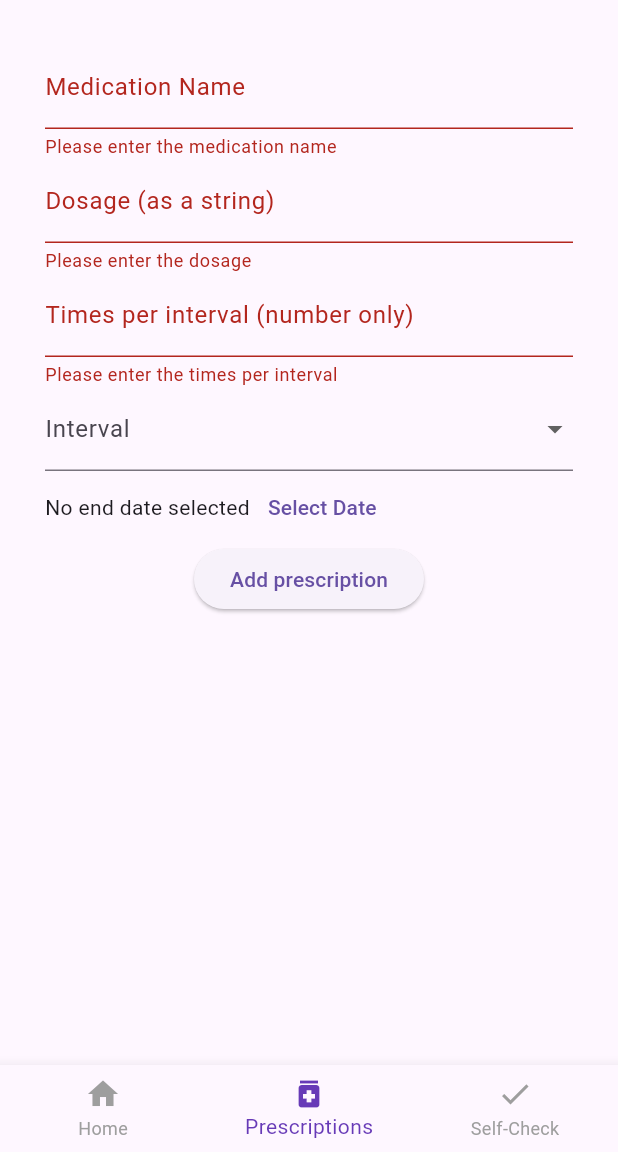
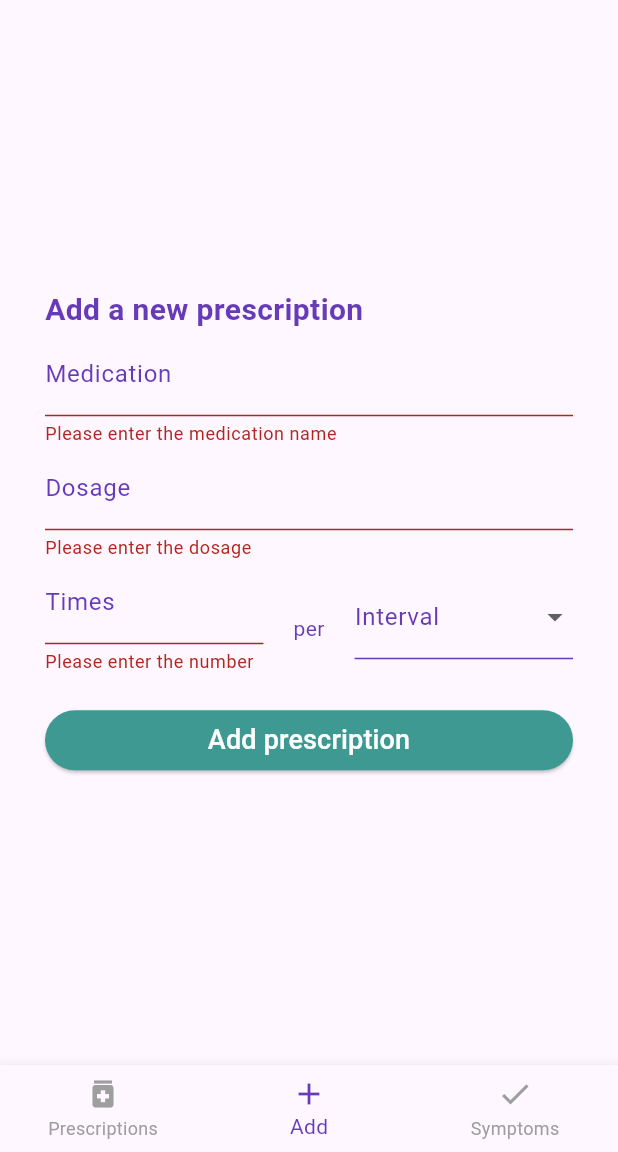
Before and after one commit to Givikap/Althea, a Flutter app: the MainScreen screen opened directly, item 2 of the bottom bar chosen, after a tap on "Add prescription", on a phone screen of 412 x 824 dp, the part 84-1236 px from its top. Run offline on Flutter 3.47's test engine with Material 3 defaults, Android fonts, the light colour scheme and no system bars; our stand-ins replace shared_preferences, sqflite; accounts and stored records are empty.

Commit message:
Fix database and torture with providers

```diff
--- /dev/null
+++ b/althea_mobile/lib/api/database_api.dart
@@ -0,0 +1,42 @@
+import 'package:althea_mobile/classes/prescription.dart';
+import 'package:flutter/material.dart';
+import 'database_service.dart';
+
+class DatabaseApi with ChangeNotifier {
+  List<Prescription> _prescriptions = [];
+  List<Prescription> _takenPrescription = [];
+
+  List<Prescription> get prescriptions => _prescriptions;
+
+  Future<void> loadPrescription() async {
+    List<Prescription> prescriptions = await queryAllPrescription();
+    _prescriptions = prescriptions.where((p) => !_takenPrescription.contains(p)).toList();
+    notifyListeners();
+
+    print(_takenPrescription);
+  }
+
+  Future<void> insertPrescription(Prescription prescription) async {
+    await DatabaseService.instance.insert('prescriptions', prescription);
+    _prescriptions.add(prescription);
+    notifyListeners();
+  }
+
+  Future<List<Prescription>> queryAllPrescription() async {
+    List<Map<String, dynamic>> items = await DatabaseService.instance.queryAll('prescriptions');
+    return items.map((item) => Prescription.fromMap(item)).toList();
+  }
+
+  void recordPrescription(int index) {
+    _takenPrescription.add(_prescriptions[index]);
+    _prescriptions.removeAt(index);
+    notifyListeners();
+  }
+
+  Future<void> deletePrescription(String name) async {
+    await DatabaseService.instance.delete('prescriptions', 'name = ?', [name]);
+    _prescriptions.removeAt(_prescriptions.indexWhere((p) => p.name == name));
+    _takenPrescription.removeAt(_takenPrescription.indexWhere((p) => p.name == name));
+    notifyListeners();
+  }
+}
--- /dev/null
+++ b/althea_mobile/lib/api/database_service.dart
@@ -0,0 +1,61 @@
+import 'package:althea_mobile/classes/prescription.dart';
+import 'package:path/path.dart';
+import 'package:sqflite/sqflite.dart';
+
+class DatabaseService {
+  static final DatabaseService instance = DatabaseService._internal();
+
+  static Database? _database;
+
+  DatabaseService._internal();
+
+  Future<Database> get database async {
+    if (_database != null) {
+      return _database!;
+    }
+
+    _database = await _initDatabase();
+    return _database!;
+  }
+
+  Future<Database> _initDatabase() async {
+    final databasePath = await getDatabasesPath();
+    final path = join(databasePath, 'database.db');
+    return await openDatabase(
+      path,
+      version: 1,
+      onCreate: _createDatabase,
+    );
+  }
+
+  Future<void> _createDatabase(Database db, _) async {
+    return await db.execute('''
+      CREATE TABLE prescriptions (
+        name TEXT,
+        dosage TEXT,
+        timesPerInterval INT,
+        interval TEXT
+      )'''
+    );
+  }
+
+  Future<void> insert(String table, Prescription prescription) async {
+    final db = await instance.database;
+    await db.insert(table, prescription.toMap());
+  }
+
+  Future<List<Map<String, dynamic>>> queryAll(String table) async {
+    final db = await instance.database;
+    return await db.query(table);
+  }
+
+  Future<List<Map<String, dynamic>>> query(String table, String where) async {
+    final db = await instance.database;
+    return await db.query(table, where: where);
+  }
+
+  Future<void> delete(String table, String where, List<dynamic> arg) async {
+    final db = await instance.database;
+    await db.delete(table, where: where, whereArgs: arg);
+  }
+}
--- /dev/null
+++ b/althea_mobile/lib/classes/prescription.dart
@@ -0,0 +1,36 @@
+class Prescription {
+  final String name;
+  final String dosage;
+  final int timesPerInterval;
+  final String interval;
+
+  Prescription({
+    required this.name,
+    required this.dosage,
+    required this.timesPerInterval,
+    required this.interval,
+  });
+
+  factory Prescription.fromMap(Map<String, dynamic> map) {
+    return Prescription(
+      name: map['name'],
+      dosage: map['dosage'],
+      timesPerInterval: map['timesPerInterval'],
+      interval: map['interval']
+    );
+  }
+
+  Map<String, dynamic> toMap() {
+    return <String, dynamic>{
+      'name': name,
+      'dosage': dosage,
+      'timesPerInterval': timesPerInterval,
+      'interval': interval
+    };
+  }
+
+  @override
+  String toString() {
+    return 'Name: $name; dosage: $dosage; times: $timesPerInterval; interval: $interval';
+  }
+}
--- a/althea_mobile/lib/screens/main_screen.dart
+++ b/althea_mobile/lib/screens/main_screen.dart
@@ -2,6 +2,7 @@ import 'package:flutter/material.dart';
 import 'package:shared_preferences/shared_preferences.dart';
 
 import '../widgets/prescription_form.dart';
+import '../widgets/prescriptions_reminders.dart';
 
 class MainScreen extends StatefulWidget {
   const MainScreen({super.key});
@@ -32,24 +33,14 @@ class _MainScreenState extends State<MainScreen> {
 
   static const TextStyle optionStyle = TextStyle(fontSize: 30, fontWeight: FontWeight.bold);
   static const List<Widget> _widgetOptions = <Widget>[
-    Column(
-      children: [
-        Text(
-          'Index 0: Home',
-          style: optionStyle,
-        ),
-      ],
+    Center(
+      child: PrescriptionsReminders(),
     ),
-    Scrollbar(
+    Center(
       child: PrescriptionForm(),
     ),
-    Column(
-      children: [
-        Text(
-          'Index 2: Survey',
-          style: optionStyle,
-        ),
-      ],
+    Center(
+      child: Text('To be added...'),
     ),
   ];
 
@@ -78,16 +69,16 @@ class _MainScreenState extends State<MainScreen> {
       bottomNavigationBar: BottomNavigationBar(
         items: const <BottomNavigationBarItem>[
           BottomNavigationBarItem(
-            icon: Icon(Icons.home),
-            label: 'Home',
-          ),
-          BottomNavigationBarItem(
             icon: Icon(Icons.medication),
             label: 'Prescriptions',
           ),
           BottomNavigationBarItem(
+            icon: Icon(Icons.add),
+            label: 'Add',
+          ),
+          BottomNavigationBarItem(
             icon: Icon(Icons.check),
-            label: 'Self-Check',
+            label: 'Symptoms',
           ),
         ],
         selectedItemColor: Colors.deepPurple,
--- a/althea_mobile/lib/screens/splash_screen.dart
+++ b/althea_mobile/lib/screens/splash_screen.dart
@@ -20,8 +20,7 @@ class _SplashScreenState extends State<SplashScreen> {
 
   Future<void> _checkSetupStatus() async {
     SharedPreferences prefs = await SharedPreferences.getInstance();
-    bool isSetupComplete = prefs.getBool('isSetupComplete') ?? false;
-    isSetupComplete = false;
+    bool isSetupComplete = prefs.getBool('isWelcomeComplete') ?? false;
 
     if (isSetupComplete) {
       Navigator.of(context).pushReplacement(
--- a/althea_mobile/lib/screens/welcome_screen.dart
+++ b/althea_mobile/lib/screens/welcome_screen.dart
@@ -1,6 +1,6 @@
 import 'package:flutter/material.dart';
 
-import '../widgets/name_from.dart';
+import '../widgets/name_form.dart';
 
 class SetupScreen extends StatelessWidget {
   const SetupScreen({super.key});
--- a/althea_mobile/lib/widgets/prescription_form.dart
+++ b/althea_mobile/lib/widgets/prescription_form.dart
@@ -1,20 +1,6 @@
+import 'package:althea_mobile/api/database_api.dart';
+import 'package:althea_mobile/classes/prescription.dart';
 import 'package:flutter/material.dart';
-
-class Medication {
-  final String name;
-  final String dosage;
-  final int timesPerInterval;
-  final String interval;
-  final DateTime? endOfRepeatDate;
-
-  Medication({
-    required this.name,
-    required this.dosage,
-    required this.timesPerInterval,
-    required this.interval,
-    this.endOfRepeatDate,
-  });
-}
 
 class PrescriptionForm extends StatefulWidget {
   const PrescriptionForm({super.key});
@@ -28,47 +14,31 @@ class _PrescriptionFormState extends State<PrescriptionForm> {
   final _nameController = TextEditingController();
   final _dosageController = TextEditingController();
   final _timesController = TextEditingController();
+
   String? _selectedInterval;
-  DateTime? _endRepeatDate;
 
-  void _submitForm() {
+  Future<void> _submitForm() async {
     if (_formKey.currentState?.validate() ?? false) {
-      // Create a Medication object
-      Medication medication = Medication(
+      Prescription prescription = Prescription(
         name: _nameController.text,
         dosage: _dosageController.text,
         timesPerInterval: int.parse(_timesController.text),
-        interval: _selectedInterval ?? 'Once a day', // Default to once a day
-        endOfRepeatDate: _endRepeatDate,
+        interval: _selectedInterval ?? 'Once a day',
       );
 
-      // Do something with the medication object (e.g., save it)
-      print('Medication: ${medication.name}, Dosage: ${medication.dosage}, Times: ${medication.timesPerInterval}, Interval: ${medication.interval}, End Date: ${medication.endOfRepeatDate}');
+      DatabaseApi().insertPrescription(prescription);
 
-      // Optionally clear the form
       _formKey.currentState?.reset();
       _nameController.clear();
       _dosageController.clear();
       _timesController.clear();
+
       setState(() {
         _selectedInterval = null;
-        _endRepeatDate = null;
       });
     }
-  }
-
-  Future<void> _selectEndRepeatDate(BuildContext context) async {
-    final DateTime? picked = await showDatePicker(
-      context: context,
-      initialDate: _endRepeatDate ?? DateTime.now(),
-      firstDate: DateTime(2000),
-      lastDate: DateTime(2101),
-    );
-    if (picked != null && picked != _endRepeatDate) {
-      setState(() {
-        _endRepeatDate = picked;
-      });
-    }
+    // await DatabaseApi().deletePrescription('Ibuprofen');
+    print(await DatabaseApi().queryAllPrescription());
   }
 
   @override
@@ -79,10 +49,20 @@ class _PrescriptionFormState extends State<PrescriptionForm> {
         child: Form(
           key: _formKey,
           child: Column(
+            crossAxisAlignment: CrossAxisAlignment.start,
+            mainAxisAlignment: MainAxisAlignment.center,
             children: <Widget>[
+              const Text(
+                'Add a new prescription',
+                style: TextStyle(
+                  fontSize: 20,
+                  fontWeight: FontWeight.bold,
+                  color: Colors.deepPurple
+                ),
+              ),
               TextFormField(
                 controller: _nameController,
-                decoration: InputDecoration(labelText: 'Medication Name'),
+                decoration: getInputDecorator('Medication'),
                 validator: (value) {
                   if (value == null || value.isEmpty) {
                     return 'Please enter the medication name';
@@ -92,7 +72,7 @@ class _PrescriptionFormState extends State<PrescriptionForm> {
               ),
               TextFormField(
                 controller: _dosageController,
-                decoration: InputDecoration(labelText: 'Dosage (as a string)'),
+                decoration: getInputDecorator('Dosage'),
                 validator: (value) {
                   if (value == null || value.isEmpty) {
                     return 'Please enter the dosage';
@@ -100,25 +80,31 @@ class _PrescriptionFormState extends State<PrescriptionForm> {
                   return null;
                 },
               ),
-              TextFormField(
+              Row(
+                children: [
+                  Expanded(
+                    child: TextFormField(
                       controller: _timesController,
-                decoration: InputDecoration(labelText: 'Times per interval (number only)'),
+                      decoration: getInputDecorator('Times'),
                       keyboardType: TextInputType.number,
                       validator: (value) {
                         if (value == null || value.isEmpty) {
-                    return 'Please enter the times per interval';
-                  }
-                  if (int.tryParse(value) == null) {
-                    return 'Please enter a valid number';
+                          return 'Please enter the number';
                         }
                         return null;
                       },
                     ),
+                  ),
+                  const Padding(
+                    padding: EdgeInsets.fromLTRB(20.0, 25.0, 20.0, 10.0),
+                    child: Text('per',
+                    style: TextStyle(color: Colors.deepPurple),),
+                  ),
+                  Expanded(child:
                     DropdownButtonFormField<String>(
-                decoration: InputDecoration(labelText: 'Interval'),
+                      decoration: getInputDecorator('Interval'),
                       value: _selectedInterval,
-                items: <String>['Once a day', 'Once a week', 'Once a month']
-                    .map((String value) {
+                      items: <String>['day', 'week', 'month'].map((String value) {
                         return DropdownMenuItem<String>(
                           value: value,
                           child: Text(value),
@@ -130,22 +116,39 @@ class _PrescriptionFormState extends State<PrescriptionForm> {
                         });
                       },
                     ),
-              Row(
-                children: [
-                  Text(
-                    _endRepeatDate == null
-                        ? 'No end date selected'
-                        : 'End of Repeat Date: ${_endRepeatDate!.toLocal()}'.split(' ')[0],
-                  ),
-                  TextButton(
-                    onPressed: () => _selectEndRepeatDate(context),
-                    child: const Text('Select Date'),
                   ),
                 ],
               ),
-              ElevatedButton(
+              // const SizedBox(height: 20.0),
+              // InputDatePickerFormField(
+              //   firstDate: DateTime(1900),
+              //   lastDate: DateTime(2100),
+              //   initialDate: DateTime.now(),
+              //   fieldHintText: 'Select end of repeat date',
+              //   onDateSubmitted: (date) {
+              //     setState(() {
+              //       _endRepeatDate = date;
+              //     });
+              //   },
+              //   onDateSaved: (date) {
+              //     _endRepeatDate = date;
+              //   },
+              // ),
+              const SizedBox(height: 20.0),
+              SizedBox(
+                width: double.infinity,
+                child: ElevatedButton(
                   onPressed: _submitForm,
-                child: const Text('Add prescription'),
+
+                  style: const ButtonStyle(backgroundColor: WidgetStatePropertyAll<Color>(Color(0xFF3D9991))),
+                  child: const Text(
+                    'Add prescription',
+                    style: TextStyle(
+                      fontSize: 18,
+                      color: Colors.white,
+                    ),
+                  ),
+                ),
               ),
             ],
           ),
@@ -154,3 +157,18 @@ class _PrescriptionFormState extends State<PrescriptionForm> {
     );
   }
 }
+
+InputDecoration getInputDecorator(String labelText) {
+  return InputDecoration(
+    labelText: labelText,
+    labelStyle: const TextStyle(
+      color: Colors.deepPurple
+    ),
+    border: const UnderlineInputBorder(
+      borderSide: BorderSide(color: Colors.deepPurple),
+    ),
+    enabledBorder: const UnderlineInputBorder(
+      borderSide: BorderSide(color: Colors.deepPurple),
+    ),
+  );
+}
--- /dev/null
+++ b/althea_mobile/lib/widgets/prescriptions_reminders.dart
@@ -0,0 +1,43 @@
+import 'package:flutter/material.dart';
+import 'package:provider/provider.dart';
+import 'package:althea_mobile/api/database_api.dart';
+
+class PrescriptionsReminders extends StatefulWidget {
+  const PrescriptionsReminders({super.key});
+
+  @override
+  _PrescriptionsRemindersState createState() => _PrescriptionsRemindersState();
+}
+
+class _PrescriptionsRemindersState extends State<PrescriptionsReminders> {
+  @override
+  Widget build(BuildContext context) {
+    final databaseProvider = Provider.of<DatabaseApi>(context);
+
+    return Scaffold(
+      body: databaseProvider.prescriptions.isNotEmpty
+          ? ListView.builder(
+        itemCount: databaseProvider.prescriptions.length,
+        itemBuilder: (context, index) {
+          return Padding(
+            padding: const EdgeInsets.all(8.0),
+            child: Card(
+              child: ListTile(
+                title: Text(databaseProvider.prescriptions[index].name),
+                trailing: ElevatedButton(
+                  onPressed: () {
+                    databaseProvider.recordPrescription(index);
+                  },
+                  child: Text('Done'),
+                ),
+              ),
+            ),
+          );
+        },
+      )
+          : const Center(
+        child: Text('No prescriptions yet.'),
+      ),
+    );
+  }
+}
--- a/althea_mobile/pubspec.yaml
+++ b/althea_mobile/pubspec.yaml
@@ -22,6 +22,7 @@ dependencies:
   cupertino_icons: ^1.0.8
   sqflite: ^2.4.0
   path: ^1.9.0
+  provider: ^6.1.2
 
 dev_dependencies:
   flutter_test:
```
Also changed, not shown: althea_mobile/lib/main.dart (+7 -2 lines), althea_mobile/lib/widgets/name_form.dart (renamed from althea_mobile/lib/widgets/name_from.dart, +18 -22 lines), althea_mobile/pubspec.lock. Lines whose indentation alone changed are shown as unchanged.
